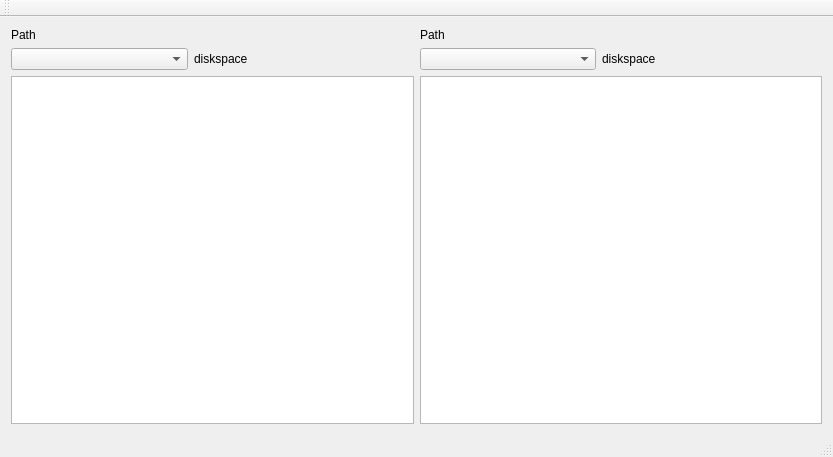
Before: the Qt Designer form globalcmd.ui in Puziek/GlobalCMD, drawn with Qt 5.
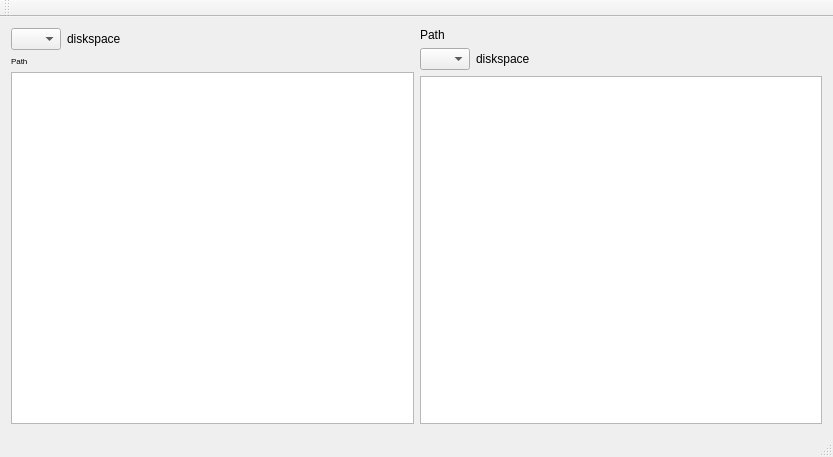
After: the same form once the commit is applied. Custom widgets are drawn as their Qt base class.

Commit message: Icons, folder path label, small code fixes

What changed in the file:
```diff
--- a/globalcmd.ui
+++ b/globalcmd.ui
@@ -17,23 +17,17 @@
    <layout class="QHBoxLayout" name="horizontalLayout_3">
     <item>
      <layout class="QVBoxLayout" name="verticalLayout">
-      <item>
-       <widget class="QLabel" name="l_lFolderPath">
-        <property name="minimumSize">
-         <size>
-          <width>300</width>
-          <height>0</height>
-         </size>
-        </property>
-        <property name="text">
-         <string>Path</string>
-        </property>
-       </widget>
-      </item>
       <item>
        <layout class="QHBoxLayout" name="horizontalLayout">
         <item>
-         <widget class="DrivesComboBox" name="cb_lDisks"/>
+         <widget class="DrivesComboBox" name="cb_lDisks">
+          <property name="maximumSize">
+           <size>
+            <width>50</width>
+            <height>16777215</height>
+           </size>
+          </property>
+         </widget>
         </item>
         <item>
          <widget class="QLabel" name="l_lDiskSpace_2">
@@ -50,6 +44,24 @@
         </item>
        </layout>
       </item>
+      <item>
+       <widget class="QLabel" name="l_lFolderPath">
+        <property name="minimumSize">
+         <size>
+          <width>300</width>
+          <height>0</height>
+         </size>
+        </property>
+        <property name="font">
+         <font>
+          <pointsize>6</pointsize>
+         </font>
+        </property>
+        <property name="text">
+         <string>Path</string>
+        </property>
+       </widget>
+      </item>
       <item>
        <widget class="QTableView" name="tv_lFileList">
         <property name="minimumSize">
@@ -63,6 +75,9 @@
           <pointsize>6</pointsize>
          </font>
         </property>
+        <property name="showGrid">
+         <bool>false</bool>
+        </property>
         <attribute name="verticalHeaderDefaultSectionSize">
          <number>15</number>
         </attribute>
@@ -94,7 +109,14 @@
       <item>
        <layout class="QHBoxLayout" name="horizontalLayout_2">
         <item>
-         <widget class="QComboBox" name="cb_rDisks"/>
+         <widget class="QComboBox" name="cb_rDisks">
+          <property name="maximumSize">
+           <size>
+            <width>50</width>
+            <height>16777215</height>
+           </size>
+          </property>
+         </widget>
         </item>
         <item>
          <widget class="QLabel" name="l_rDiskSpace">
```
Left out of the diff: 2 changed lines with no effect on the pictures. The commit also changes 6 other files.
